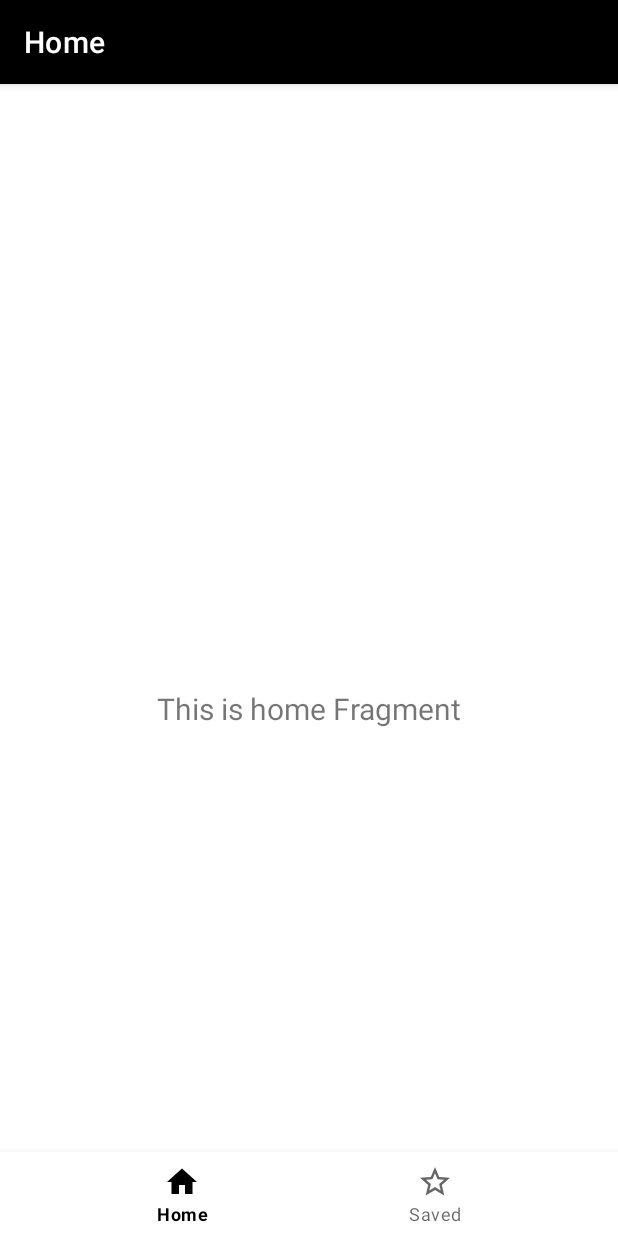
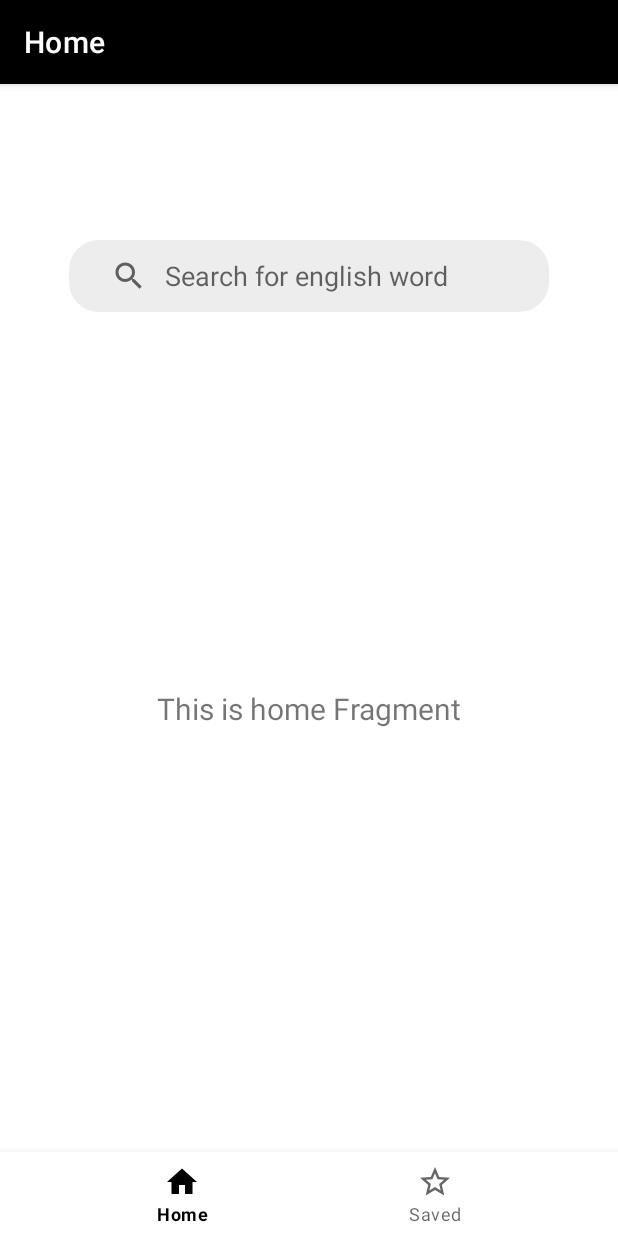
Before and after one commit to zechen-zhou/DictionaryApp, an Android app: the screen it shows after launch (MainActivity), on a phone screen of 412 x 824 dp. Run offline under Robolectric (Android 15) with nearby library versions, the phone set to English and light mode, and no system bars; our stand-ins replace navigation-ui.

Commit message:
Add search view

```diff
--- a/app/src/main/java/com/example/dictionaryapp/ui/home/HomeFragment.kt
+++ b/app/src/main/java/com/example/dictionaryapp/ui/home/HomeFragment.kt
@@ -22,13 +22,17 @@ class HomeFragment : Fragment() {
         container: ViewGroup?,
         savedInstanceState: Bundle?
     ): View {
-        val homeViewModel =
-            ViewModelProvider(this).get(HomeViewModel::class.java)
 
+        // Creates a ViewModel object
+        val homeViewModel = ViewModelProvider(this).get(HomeViewModel::class.java)
+
+        // Inflates the layout for this fragment
         _binding = FragmentHomeBinding.inflate(inflater, container, false)
         val root: View = binding.root
 
         val textView: TextView = binding.textHome
+
+        // Sets the text of textView with data from homeViewModel
         homeViewModel.text.observe(viewLifecycleOwner) {
             textView.text = it
         }
--- a/app/src/main/java/com/example/dictionaryapp/ui/home/HomeViewModel.kt
+++ b/app/src/main/java/com/example/dictionaryapp/ui/home/HomeViewModel.kt
@@ -6,8 +6,11 @@ import androidx.lifecycle.ViewModel
 
 class HomeViewModel : ViewModel() {
 
+    // Creates a MutableLiveData object "_text"
     private val _text = MutableLiveData<String>().apply {
         value = "This is home Fragment"
     }
+
+    // Assigns private variable "_text" to "text" so that we can access it from outside of this class
     val text: LiveData<String> = _text
 }
--- /dev/null
+++ b/app/src/main/res/drawable/bg_white_rounded.xml
@@ -0,0 +1,9 @@
+<?xml version="1.0" encoding="utf-8"?>
+<shape xmlns:android="http://schemas.android.com/apk/res/android">
+    <solid android:color="#80DCDCDC"/>
+    <corners android:radius="20dp"/>
+    <padding android:left="8dp"
+        android:bottom="8dp"
+        android:right="8dp"
+        android:top="8dp"/>
+</shape>
--- a/app/src/main/res/layout/fragment_home.xml
+++ b/app/src/main/res/layout/fragment_home.xml
@@ -19,4 +19,20 @@
         app:layout_constraintEnd_toEndOf="parent"
         app:layout_constraintStart_toStartOf="parent"
         app:layout_constraintTop_toTopOf="parent" />
+
+    <!--hide search icon: app:searchIcon="@null"-->
+    <androidx.appcompat.widget.SearchView
+        android:id="@+id/searchView"
+        android:layout_width="wrap_content"
+        android:layout_height="wrap_content"
+        android:layout_marginTop="48dp"
+        android:background="@drawable/bg_white_rounded"
+        app:iconifiedByDefault="false"
+        app:layout_constraintEnd_toEndOf="parent"
+        app:layout_constraintHorizontal_bias="0.5"
+        app:layout_constraintStart_toStartOf="parent"
+        app:layout_constraintTop_toTopOf="parent"
+        app:queryBackground="@android:color/transparent"
+        app:queryHint="@string/hint_searchView"></androidx.appcompat.widget.SearchView>
+
 </androidx.constraintlayout.widget.ConstraintLayout>
--- a/app/src/main/res/values/strings.xml
+++ b/app/src/main/res/values/strings.xml
@@ -2,4 +2,5 @@
     <string name="app_name">Dictionary App</string>
     <string name="title_home">Home</string>
     <string name="title_saved">Saved</string>
+    <string name="hint_searchView">Search for english word</string>
 </resources>
```
